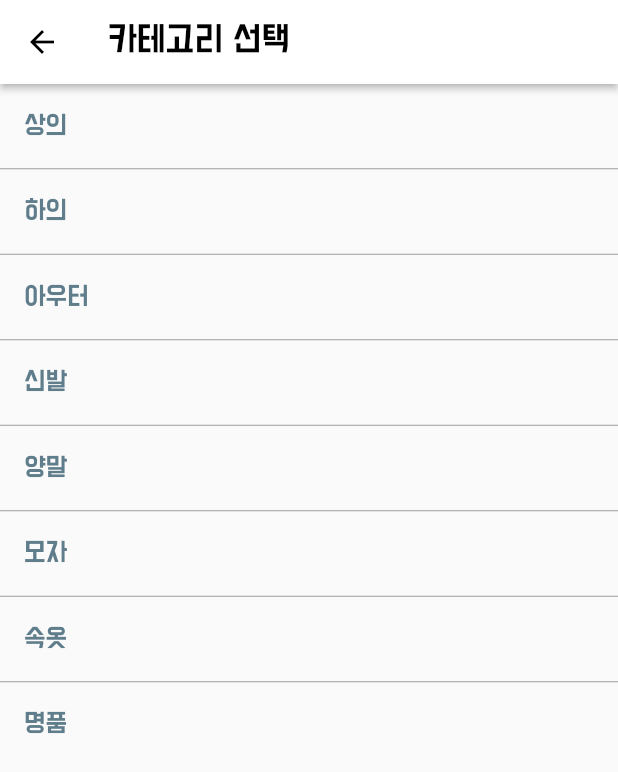
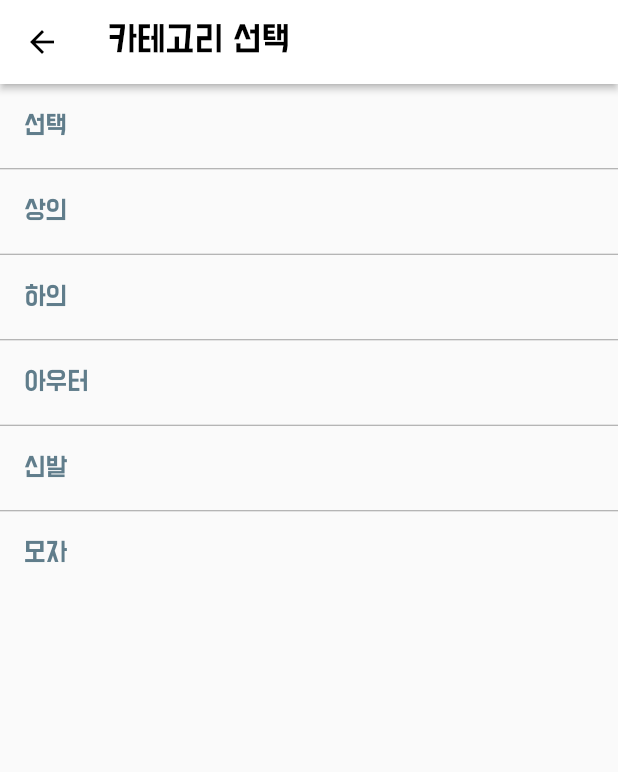
Before and after one commit to NeatKYU/flutter_carrot_market, a Flutter app: the CategoryInputScreen screen opened by its route, on a phone screen of 412 x 824 dp. Shown: the top 772 px of the screen. Run offline on Flutter 3.47's test engine with Material 2 defaults, Android fonts, the light colour scheme and no system bars; our stand-ins replace cloud_firestore, dio, extended_image, firebase_auth, firebase_core, flutter_dotenv and 6 more; missing offline and left inert: geoflutterfire; accounts and stored records are empty; network calls fail.

Commit message:
✨ 거래물품 선택시 provider로 값 유지

```diff
--- /dev/null
+++ b/lib/provider/category_provider.dart
@@ -0,0 +1,39 @@
+import 'package:flutter/material.dart';
+
+class CategoryProvider extends ChangeNotifier {
+  String _selectedCategory = 'none';
+
+  String get currentCategory => _selectedCategory;
+
+  void setNewCategoryWithKey(String newCategory) {
+    if (categoryMapEngToKor.keys.contains(newCategory)) {
+      _selectedCategory = newCategory;
+      notifyListeners();
+    }
+  }
+
+  void setNewCategoryWithValue(String newCategory) {
+    if (categoryMapEngToKor.values.contains(newCategory)) {
+      _selectedCategory = newCategory;
+      notifyListeners();
+    }
+  }
+}
+
+const Map<String, String> categoryMapEngToKor = {
+  'none': '선택',
+  'top': '상의',
+  'bottom': '하의',
+  'outer': '아우터',
+  'shoes': '신발',
+  'cap': '모자',
+};
+
+const Map<String, String> categoryMapKorToEng = {
+  '선택': 'none',
+  '상의': 'top',
+  '하의': 'bottom',
+  '아우터': 'outer',
+  '신발': 'shoes',
+  '모자': 'cap',
+};
--- a/lib/screens/input/category_input_screen.dart
+++ b/lib/screens/input/category_input_screen.dart
@@ -1,6 +1,7 @@
+import 'package:carrot_market_by_flutter/provider/category_provider.dart';
 import 'package:flutter/material.dart';
-import 'package:flutter/src/widgets/container.dart';
-import 'package:flutter/src/widgets/framework.dart';
+import 'package:go_router/go_router.dart';
+import 'package:provider/provider.dart';
 
 class CategoryInputScreen extends StatelessWidget {
   const CategoryInputScreen({super.key});
@@ -14,8 +15,16 @@ class CategoryInputScreen extends StatelessWidget {
       ),
       body: ListView.separated(
           itemBuilder: (context, index) {
+            final String _value = categoryMapEngToKor.values.elementAt(index);
             return ListTile(
-              title: Text(categoryList[index]),
+              onTap: () {
+                context.read<CategoryProvider>().setNewCategoryWithValue(_value);
+                GoRouter.of(context).go('/input');
+              },
+              title: Text(_value),
+              selected: context.read<CategoryProvider>().currentCategory == _value,
+              selectedTileColor: Color.fromARGB(255, 178, 197, 207),
+              selectedColor: Colors.black,
             );
           },
           separatorBuilder: (context, index) {
@@ -24,18 +33,7 @@ class CategoryInputScreen extends StatelessWidget {
               height: 1,
             );
           },
-          itemCount: categoryList.length),
+          itemCount: categoryMapEngToKor.length),
     );
   }
 }
-
-const List<String> categoryList = [
-  '상의',
-  '하의',
-  '아우터',
-  '신발',
-  '양말',
-  '모자',
-  '속옷',
-  '명품'
-];
--- a/lib/screens/input/input_sreen.dart
+++ b/lib/screens/input/input_sreen.dart
@@ -1,8 +1,10 @@
 import 'package:carrot_market_by_flutter/constants/common_size.dart';
+import 'package:carrot_market_by_flutter/provider/category_provider.dart';
 import 'package:flutter/material.dart';
 import 'package:flutter_multi_formatter/flutter_multi_formatter.dart';
 import 'package:go_router/go_router.dart';
 import 'package:carrot_market_by_flutter/widgets/image_list.dart';
+import 'package:provider/provider.dart';
 
 class InputScreen extends StatefulWidget {
   const InputScreen({super.key});
@@ -76,7 +78,7 @@ class _InputScreenState extends State<InputScreen> {
               GoRouter.of(context).go('/input/category');
             },
             dense: true,
-            title: Text('선택'),
+            title: Text(context.watch<CategoryProvider>().currentCategory),
             trailing: Icon(Icons.arrow_forward_ios),
           ),
           _divider,
```
Also changed, not shown: lib/main.dart (+7 -1 lines).
